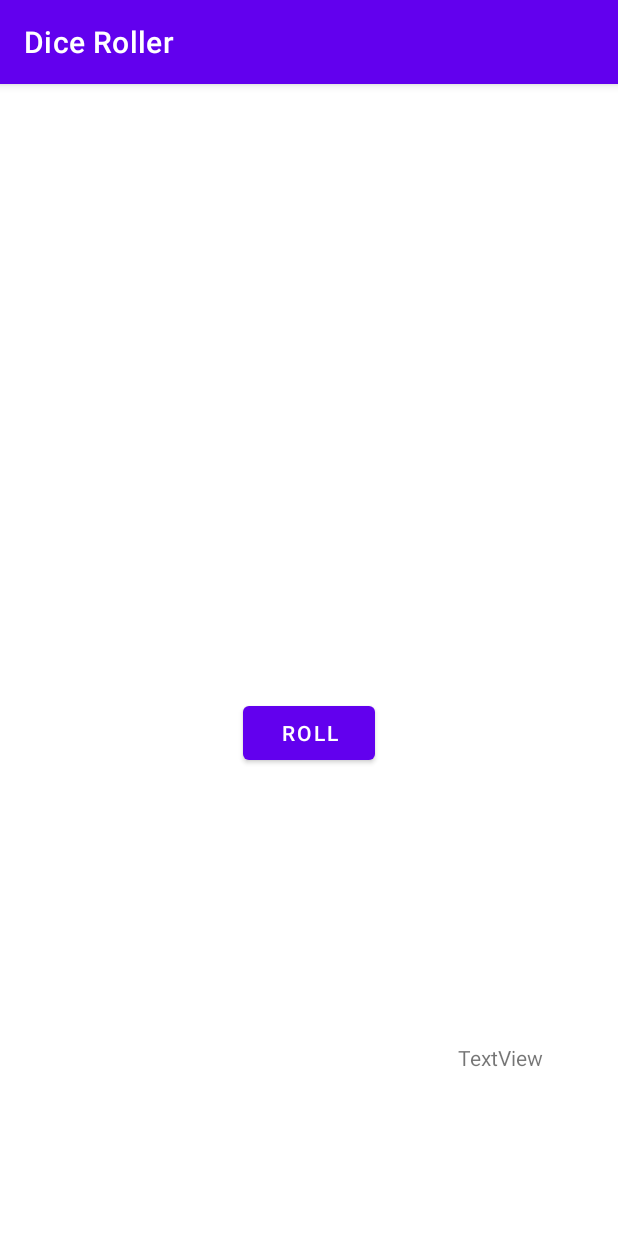
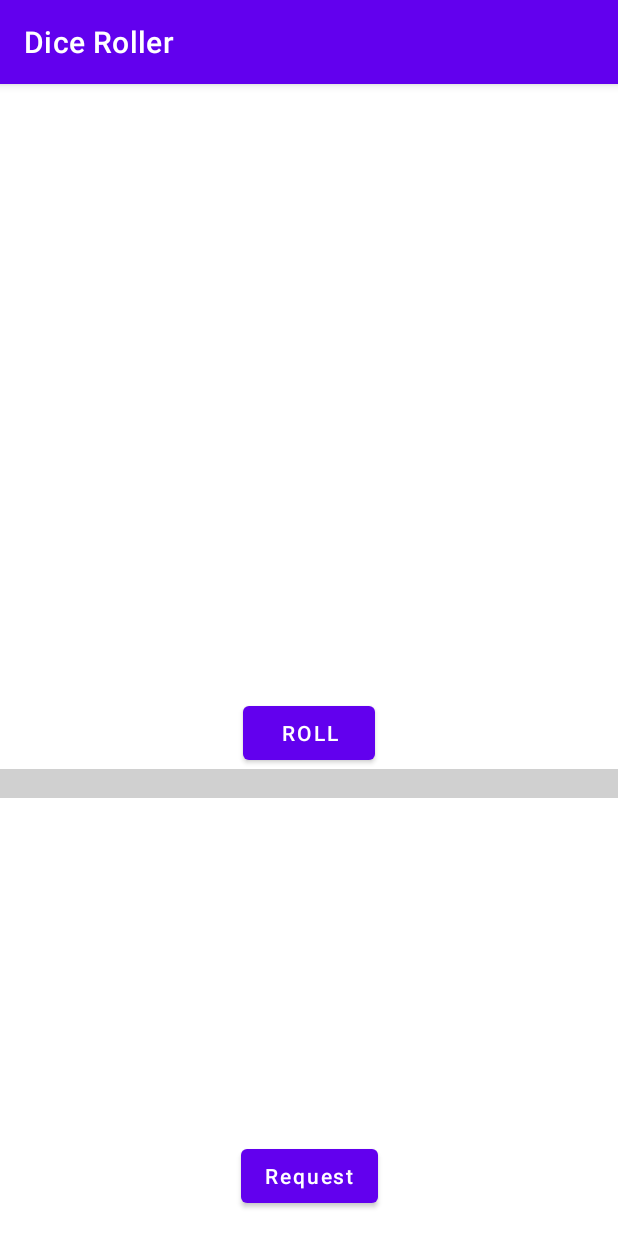
Before and after one commit to dsantele/diceRoller, an Android app: the screen it shows after launch (MainActivity), on a phone screen of 412 x 824 dp. Run offline under Robolectric (Android 15) with nearby library versions, the phone set to English and light mode, and no system bars.

```diff
--- a/app/src/main/AndroidManifest.xml
+++ b/app/src/main/AndroidManifest.xml
@@ -1,6 +1,8 @@
 <?xml version="1.0" encoding="utf-8"?>
 <manifest xmlns:android="http://schemas.android.com/apk/res/android"
     package="com.example.diceroller">
+
+    <uses-permission android:name="android.permission.INTERNET" />
 
     <application
         android:allowBackup="true"
--- a/app/src/main/res/layout/activity_main.xml
+++ b/app/src/main/res/layout/activity_main.xml
@@ -17,6 +17,17 @@
         app:layout_constraintTop_toTopOf="parent"
         tools:text="1" />
 
+    <ProgressBar
+        android:id="@+id/progressBar"
+        android:layout_width="wrap_content"
+        android:layout_height="wrap_content"
+        app:layout_constraintBottom_toBottomOf="parent"
+        app:layout_constraintLeft_toLeftOf="parent"
+        app:layout_constraintRight_toRightOf="parent"
+        app:layout_constraintTop_toTopOf="parent"
+        android:visibility="invisible"
+        />
+
     <Button
         android:id="@+id/button"
         android:layout_width="wrap_content"
@@ -27,15 +38,25 @@
         app:layout_constraintTop_toBottomOf="@+id/textView" />
 
     <TextView
-        android:id="@+id/textView2"
-        android:layout_width="66dp"
-        android:layout_height="26dp"
-        android:text="TextView"
+        android:id="@+id/response"
+        android:layout_width="match_parent"
+        android:layout_height="wrap_content"
+        android:background="#2F000000"
+        app:layout_constraintEnd_toEndOf="parent"
+        app:layout_constraintStart_toStartOf="parent"
+        app:layout_constraintTop_toBottomOf="@id/button"
+        />
+
+    <Button
+        android:id="@+id/request"
+        android:layout_width="wrap_content"
+        android:layout_height="wrap_content"
+        android:text="Request"
+        android:textAllCaps="false"
         app:layout_constraintBottom_toBottomOf="parent"
+        app:layout_constraintStart_toStartOf="parent"
         app:layout_constraintEnd_toEndOf="parent"
-        app:layout_constraintHorizontal_bias="0.883"
-        app:layout_constraintStart_toStartOf="parent"
-        app:layout_constraintTop_toTopOf="parent"
-        app:layout_constraintVertical_bias="0.862" />
+        android:layout_marginBottom="16dp"
+         />
 
 </androidx.constraintlayout.widget.ConstraintLayout>
```
Also changed, not shown: app/build.gradle (+13 -0 lines), app/src/main/java/com/example/diceroller/Dado.kt (+13 -8 lines), app/src/main/java/com/example/diceroller/MainActivity.kt (+24 -6 lines), app/src/main/java/com/example/diceroller/MyRepository.kt (added, +21 -0 lines), app/src/main/java/com/example/diceroller/User.kt (added, +7 -0 lines), app/src/main/java/com/example/diceroller/UserAPI.kt (added, +10 -0 lines), 2 other files.
